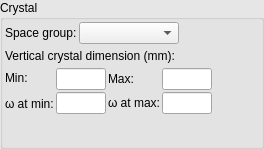
Old version of the form Bricks/widgets/ui_files/Qt4_vertical_crystal_dimension_widget_layout.ui in the repository mxcube/mxcubeqt.
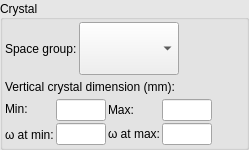
New version of the form.

Commit message:
2016.01.19. Adjusted layout for Qt4 bricks and widgets
Mostly cosmetical works to adjust graphical layout
Fixed XRFScan sagha in Qt4_dc_tree_widget.py
When puck selected then current parameters are updated

```diff
--- a/Bricks/widgets/ui_files/Qt4_vertical_crystal_dimension_widget_layout.ui
+++ b/Bricks/widgets/ui_files/Qt4_vertical_crystal_dimension_widget_layout.ui
@@ -6,8 +6,8 @@
    <rect>
     <x>0</x>
     <y>0</y>
-    <width>264</width>
-    <height>149</height>
+    <width>249</width>
+    <height>150</height>
    </rect>
   </property>
   <property name="sizePolicy">
@@ -98,6 +98,9 @@
      <property name="title">
       <string>Crystal</string>
      </property>
+     <property name="alignment">
+      <set>Qt::AlignLeading|Qt::AlignLeft|Qt::AlignVCenter</set>
+     </property>
      <property name="checked">
       <bool>false</bool>
      </property>
@@ -138,7 +141,7 @@
               <property name="minimumSize">
                <size>
                 <width>100</width>
-                <height>0</height>
+                <height>27</height>
                </size>
               </property>
               <property name="maximumSize">
@@ -383,19 +386,6 @@
             </item>
            </layout>
           </item>
-          <item>
-           <spacer name="verticalSpacer">
-            <property name="orientation">
-             <enum>Qt::Vertical</enum>
-            </property>
-            <property name="sizeHint" stdset="0">
-             <size>
-              <width>20</width>
-              <height>0</height>
-             </size>
-            </property>
-           </spacer>
-          </item>
          </layout>
         </item>
        </layout>
```
The commit also changes 18 other files.
